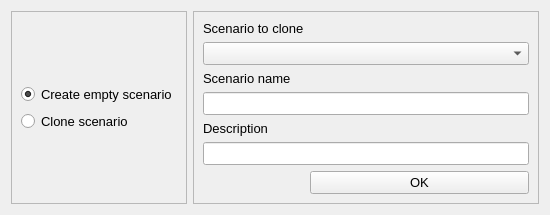
Above: qaequilibrae/modules/project_procedures/forms/ui_scenarios.ui from AequilibraE/qaequilibrae before the change. Below: the same form after it.
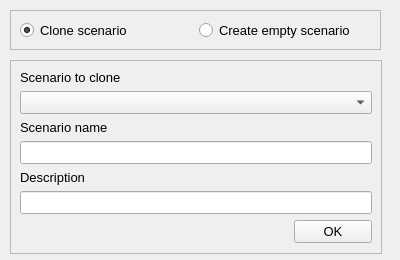
That is the form after the change.

Commit message: scenarios dialog

What changed in the file:
```diff
--- a/qaequilibrae/modules/project_procedures/forms/ui_scenarios.ui
+++ b/qaequilibrae/modules/project_procedures/forms/ui_scenarios.ui
@@ -6,8 +6,8 @@
    <rect>
     <x>0</x>
     <y>0</y>
-    <width>550</width>
-    <height>212</height>
+    <width>400</width>
+    <height>260</height>
    </rect>
   </property>
   <property name="font">
@@ -18,74 +18,62 @@
   <property name="windowTitle">
    <string>AequilibraE - Scenarios</string>
   </property>
-  <layout class="QFormLayout" name="formLayout">
-   <item row="0" column="0">
     <widget class="QFrame" name="frame">
+   <property name="geometry">
+    <rect>
+     <x>10</x>
+     <y>10</y>
+     <width>371</width>
+     <height>40</height>
+    </rect>
+   </property>
      <property name="frameShape">
       <enum>QFrame::StyledPanel</enum>
      </property>
      <property name="frameShadow">
       <enum>QFrame::Raised</enum>
      </property>
-     <layout class="QGridLayout" name="gridLayout">
-      <item row="1" column="0">
-       <widget class="QRadioButton" name="rdo_create">
-        <property name="text">
-         <string>Create empty scenario</string>
-        </property>
-        <property name="checkable">
-         <bool>true</bool>
-        </property>
-        <property name="checked">
-         <bool>true</bool>
-        </property>
-       </widget>
-      </item>
-      <item row="2" column="0">
+   <layout class="QHBoxLayout" name="horizontalLayout">
+    <item>
        <widget class="QRadioButton" name="rdo_clone">
+      <property name="font">
+       <font>
+        <pointsize>10</pointsize>
+       </font>
+      </property>
         <property name="text">
          <string>Clone scenario</string>
         </property>
-       </widget>
-      </item>
-      <item row="3" column="0">
-       <spacer name="vspacer_2">
-        <property name="orientation">
-         <enum>Qt::Vertical</enum>
-        </property>
-        <property name="sizeHint" stdset="0">
-         <size>
-          <width>20</width>
-          <height>40</height>
-         </size>
-        </property>
-       </spacer>
-      </item>
-      <item row="0" column="0">
-       <spacer name="vspacer_1">
-        <property name="orientation">
-         <enum>Qt::Vertical</enum>
-        </property>
-        <property name="sizeHint" stdset="0">
-         <size>
-          <width>20</width>
-          <height>40</height>
-         </size>
-        </property>
-       </spacer>
+      <property name="checked">
+       <bool>true</bool>
+      </property>
+     </widget>
+    </item>
+    <item>
+     <widget class="QRadioButton" name="rdo_create">
+      <property name="text">
+       <string>Create empty scenario</string>
+      </property>
+     </widget>
       </item>
      </layout>
     </widget>
-   </item>
-   <item row="0" column="1">
     <widget class="QFrame" name="frame_2">
+   <property name="geometry">
+    <rect>
+     <x>10</x>
+     <y>60</y>
+     <width>372</width>
+     <height>194</height>
+    </rect>
+   </property>
      <property name="frameShape">
       <enum>QFrame::StyledPanel</enum>
      </property>
      <property name="frameShadow">
       <enum>QFrame::Raised</enum>
      </property>
-     <layout class="QFormLayout" name="formLayout_2">
+   <layout class="QFormLayout" name="formLayout">
       <item row="0" column="0">
        <widget class="QLabel" name="label_1">
         <property name="text">
@@ -116,6 +104,19 @@
       <item row="5" column="0" colspan="2">
        <widget class="QLineEdit" name="txt_desc"/>
       </item>
+    <item row="6" column="0">
+     <spacer name="hspace_1">
+      <property name="orientation">
+       <enum>Qt::Horizontal</enum>
+      </property>
+      <property name="sizeHint" stdset="0">
+       <size>
+        <width>268</width>
+        <height>21</height>
+       </size>
+      </property>
+     </spacer>
+    </item>
       <item row="6" column="1">
        <widget class="QPushButton" name="but_run">
         <property name="text">
@@ -123,23 +124,8 @@
         </property>
        </widget>
       </item>
-      <item row="6" column="0">
-       <spacer name="vspacer_3">
-        <property name="orientation">
-         <enum>Qt::Vertical</enum>
-        </property>
-        <property name="sizeHint" stdset="0">
-         <size>
-          <width>20</width>
-          <height>40</height>
-         </size>
-        </property>
-       </spacer>
-      </item>
-     </layout>
-    </widget>
-   </item>
-  </layout>
+   </layout>
+  </widget>
  </widget>
  <resources/>
  <connections/>
```
Left out of the diff: 6 changed lines with no effect on the pictures. Lines whose indentation alone changed are shown as unchanged. The commit also changes 1 other file.
